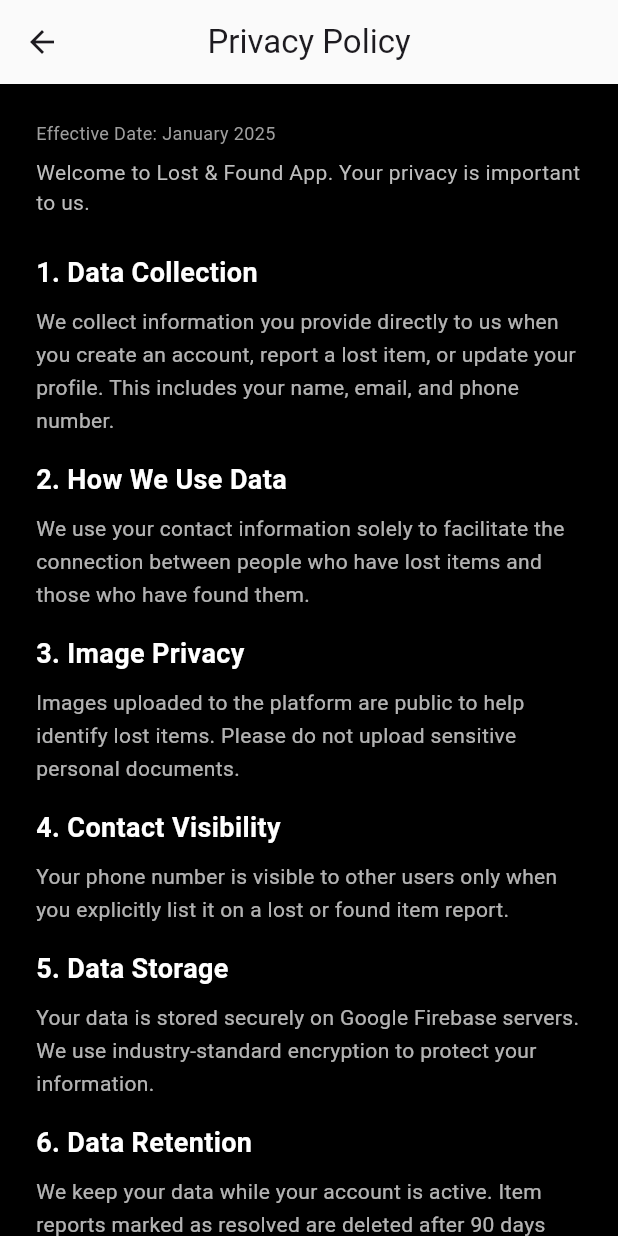
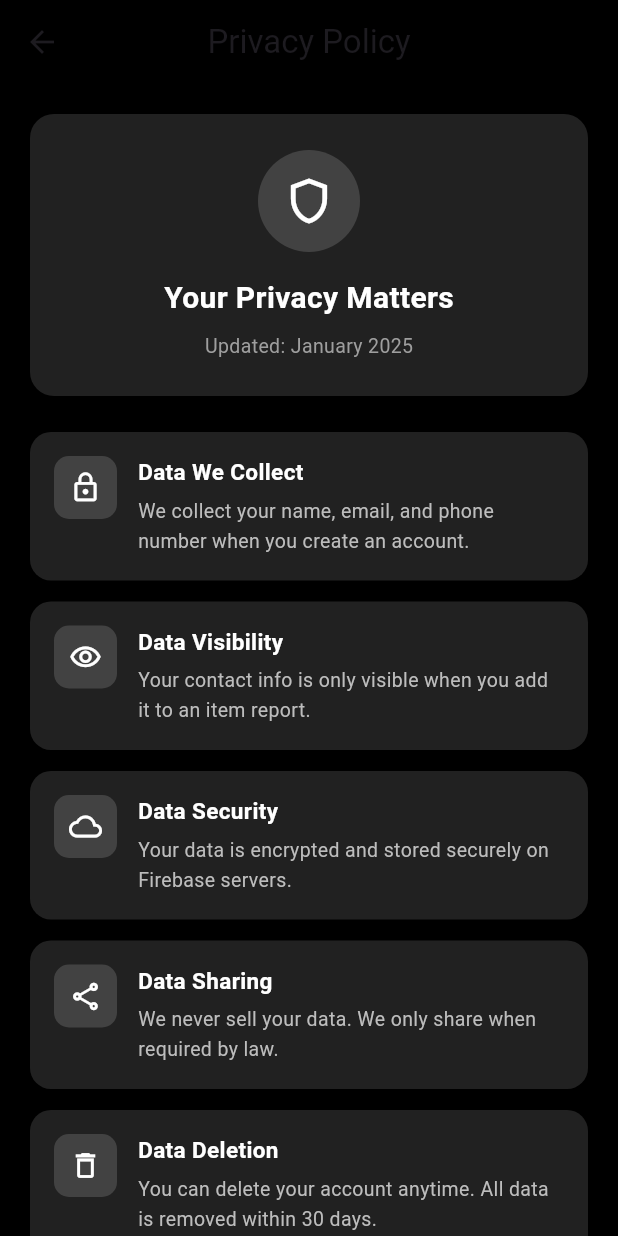
Before and after one commit to Kavi-Z/Lost_And_Found_Mobile_App, a Flutter app: the PrivacyPolicyPage screen opened directly, on a phone screen of 412 x 824 dp. Run offline on Flutter 3.47's test engine with Material 3 defaults, Android fonts, the phone set to English and light mode, and no system bars; our stand-ins replace cached_network_image, cloud_firestore, firebase_auth, firebase_core, firebase_storage, image_picker and 1 more; accounts and stored records are empty.

Commit message:
Update new privacy and policy

```diff
--- a/lost_found_mobile/lost_found/lib/screens/home/privacy_policy.dart
+++ b/lost_found_mobile/lost_found/lib/screens/home/privacy_policy.dart
@@ -2,215 +2,196 @@ import 'package:flutter/material.dart';
 
 class PrivacyPolicyPage extends StatelessWidget {
   const PrivacyPolicyPage({super.key});
+
+  final List<Map<String, dynamic>> _sections = const [
+    {
+      'icon': Icons.lock_outline,
+      'title': 'Data We Collect',
+      'content': 'We collect your name, email, and phone number when you create an account.',
+    },
+    {
+      'icon': Icons.visibility_outlined,
+      'title': 'Data Visibility',
+      'content': 'Your contact info is only visible when you add it to an item report.',
+    },
+    {
+      'icon': Icons.cloud_outlined,
+      'title': 'Data Security',
+      'content': 'Your data is encrypted and stored securely on Firebase servers.',
+    },
+    {
+      'icon': Icons.share_outlined,
+      'title': 'Data Sharing',
+      'content': 'We never sell your data. We only share when required by law.',
+    },
+    {
+      'icon': Icons.delete_outline,
+      'title': 'Data Deletion',
+      'content': 'You can delete your account anytime. All data is removed within 30 days.',
+    },
+    {
+      'icon': Icons.location_on_outlined,
+      'title': 'Location',
+      'content': 'We only collect location when you add it to reports. No background tracking.',
+    },
+  ];
 
   @override
   Widget build(BuildContext context) {
     return Scaffold(
       backgroundColor: Colors.black,
       appBar: AppBar(
-        title: const Text("Privacy Policy"),
-        backgroundColor: const Color.fromARGB(255, 250, 250, 250),
+        backgroundColor: Colors.black,
+        title: const Text('Privacy Policy'),
         centerTitle: true,
+        elevation: 0,
       ),
-      body: SingleChildScrollView(
+      body: ListView(
+        padding: const EdgeInsets.all(20),
+        children: [
+          // Header
+          Container(
             padding: const EdgeInsets.all(24),
+            decoration: BoxDecoration(
+              color: Colors.grey[900],
+              borderRadius: BorderRadius.circular(16),
+            ),
+            child: Column(
+              children: [
+                Container(
+                  padding: const EdgeInsets.all(16),
+                  decoration: BoxDecoration(
+                    color: Colors.grey[800],
+                    shape: BoxShape.circle,
+                  ),
+                  child: const Icon(Icons.shield_outlined, color: Colors.white, size: 36),
+                ),
+                const SizedBox(height: 16),
+                const Text(
+                  'Your Privacy Matters',
+                  style: TextStyle(color: Colors.white, fontSize: 20, fontWeight: FontWeight.bold),
+                ),
+                const SizedBox(height: 8),
+                Text(
+                  'Updated: January 2025',
+                  style: TextStyle(color: Colors.grey[500], fontSize: 13),
+                ),
+              ],
+            ),
+          ),
+          const SizedBox(height: 24),
+
+          // Sections
+          ..._sections.map((section) => _buildSection(
+                icon: section['icon'],
+                title: section['title'],
+                content: section['content'],
+              )),
+
+          const SizedBox(height: 16),
+
+          // Contact
+          Container(
+            padding: const EdgeInsets.all(18),
+            decoration: BoxDecoration(
+              color: Colors.grey[900],
+              borderRadius: BorderRadius.circular(14),
+            ),
+            child: Row(
+              children: [
+                Icon(Icons.mail_outline, color: Colors.grey[500], size: 24),
+                const SizedBox(width: 14),
+                Expanded(
                   child: Column(
                     crossAxisAlignment: CrossAxisAlignment.start,
                     children: [
-            // Introduction
-            Text(
-              'Effective Date: January 2025',
-              style: TextStyle(color: Colors.grey[500], fontSize: 12),
+                      const Text('Questions?', style: TextStyle(color: Colors.white, fontSize: 15, fontWeight: FontWeight.w600)),
+                      const SizedBox(height: 4),
+                      Text('support@lostandfound.app', style: TextStyle(color: Colors.grey[500], fontSize: 13)),
+                    ],
                   ),
-            const SizedBox(height: 8),
-            Text(
-              'Welcome to Lost & Found App. Your privacy is important to us.',
-              style: TextStyle(color: Colors.grey[400], fontSize: 14),
                 ),
-            const SizedBox(height: 8),
+              ],
+            ),
+          ),
+          const SizedBox(height: 16),
 
-            // Section 1
-            _sectionTitle("1. Data Collection"),
-            _sectionContent(
-              "We collect information you provide directly to us when you create an account, report a lost item, or update your profile. This includes your name, email, and phone number.",
-            ),
-
-            // Section 2
-            _sectionTitle("2. How We Use Data"),
-            _sectionContent(
-              "We use your contact information solely to facilitate the connection between people who have lost items and those who have found them.",
-            ),
-
-            // Section 3
-            _sectionTitle("3. Image Privacy"),
-            _sectionContent(
-              "Images uploaded to the platform are public to help identify lost items. Please do not upload sensitive personal documents.",
-            ),
-
-            // Section 4
-            _sectionTitle("4. Contact Visibility"),
-            _sectionContent(
-              "Your phone number is visible to other users only when you explicitly list it on a lost or found item report.",
-            ),
-
-            // Section 5
-            _sectionTitle("5. Data Storage"),
-            _sectionContent(
-              "Your data is stored securely on Google Firebase servers. We use industry-standard encryption to protect your information.",
-            ),
-
-            // Section 6
-            _sectionTitle("6. Data Retention"),
-            _sectionContent(
-              "We keep your data while your account is active. Item reports marked as resolved are deleted after 90 days automatically.",
-            ),
-
-            // Section 7
-            _sectionTitle("7. Third-Party Services"),
-            _sectionContent(
-              "We use Firebase for login and database, and Cloudinary for image storage. These services follow their own privacy policies.",
-            ),
-
-            // Section 8
-            _sectionTitle("8. Location Information"),
-            _sectionContent(
-              "We only collect location when you add it to an item report. We never track your location in the background.",
-            ),
-
-            // Section 9
-            _sectionTitle("9. Account Security"),
-            _sectionContent(
-              "Keep your password safe and private. Use a strong password with letters, numbers, and symbols. Never share your login details.",
-            ),
-
-            // Section 10
-            _sectionTitle("10. Children's Privacy"),
-            _sectionContent(
-              "This app is not for children under 13 years old. We do not knowingly collect information from children.",
-            ),
-
-            // Section 11
-            _sectionTitle("11. Data Sharing"),
-            _sectionContent(
-              "We never sell or rent your personal data. We only share data when required by law or to protect user safety.",
-            ),
-
-            // Section 12
-            _sectionTitle("12. Your Rights"),
-            _sectionContent(
-              "You can view, edit, download, or delete your personal data anytime. Go to Profile Settings to manage your information.",
-            ),
-
-            // Section 13
-            _sectionTitle("13. Account Deletion"),
-            _sectionContent(
-              "You can delete your account from Profile Settings. All your data will be permanently removed within 30 days.",
-            ),
-
-            // Section 14
-            _sectionTitle("14. Cookies"),
-            _sectionContent(
-              "We use essential cookies to keep you logged in. We do not use cookies for advertising or tracking.",
-            ),
-
-            // Section 15
-            _sectionTitle("15. Notifications"),
-            _sectionContent(
-              "We may send you notifications about your items or account. You can turn off notifications in your device settings.",
-            ),
-
-            // Section 16
-            _sectionTitle("16. Policy Updates"),
-            _sectionContent(
-              "We may update this policy from time to time. We will notify you of any major changes through the app or email.",
-            ),
-
-            // Section 17
-            _sectionTitle("17. Disclaimer"),
-            _sectionContent(
-              "We are not responsible for items lost, stolen, or damaged. Users are responsible for verifying item ownership before returning.",
-            ),
-
-            // Section 18
-            _sectionTitle("18. Contact Us"),
-            _sectionContent(
-              "For any privacy questions or concerns, please email us at support@lostandfound.app. We respond within 48 hours.",
-            ),
-
-            const SizedBox(height: 32),
-
-            // Agreement Box
+          // Agreement
           Container(
             padding: const EdgeInsets.all(16),
             decoration: BoxDecoration(
-                color: Colors.grey[900],
+              color: Colors.green.withOpacity(0.1),
               borderRadius: BorderRadius.circular(12),
             ),
             child: Row(
               children: [
-                  Icon(Icons.check_circle_outline, color: Colors.green[400]),
+                const Icon(Icons.check_circle_outline, color: Colors.green, size: 22),
                 const SizedBox(width: 12),
                 Expanded(
                   child: Text(
-                      'By using this app, you agree to this Privacy Policy.',
+                    'By using this app, you agree to this privacy policy.',
                     style: TextStyle(color: Colors.grey[400], fontSize: 13),
                   ),
                 ),
               ],
             ),
           ),
-
-            const SizedBox(height: 40),
+          const SizedBox(height: 24),
 
           // Footer
           Center(
-              child: Column(
-                children: [
-                  Text(
-                    'Lost & Found App',
+            child: Text(
+              'Version 1.0.0',
               style: TextStyle(color: Colors.grey[600], fontSize: 12),
-                  ),
-                  const SizedBox(height: 4),
-                  Text(
-                    'Last updated: January 2025',
-                    style: TextStyle(color: Colors.grey[500], fontSize: 12),
-                  ),
-                  const SizedBox(height: 4),
-                  Text(
-                    'Version 1.0.0',
-                    style: TextStyle(color: Colors.grey[600], fontSize: 11),
-                  ),
-                ],
             ),
           ),
           const SizedBox(height: 20),
         ],
       ),
-      ),
     );
   }
 
-  Widget _sectionTitle(String title) {
-    return Padding(
-      padding: const EdgeInsets.only(bottom: 8, top: 16),
-      child: Text(
+  Widget _buildSection({
+    required IconData icon,
+    required String title,
+    required String content,
+  }) {
+    return Container(
+      margin: const EdgeInsets.only(bottom: 14),
+      padding: const EdgeInsets.all(16),
+      decoration: BoxDecoration(
+        color: Colors.grey[900],
+        borderRadius: BorderRadius.circular(14),
+      ),
+      child: Row(
+        crossAxisAlignment: CrossAxisAlignment.start,
+        children: [
+          Container(
+            padding: const EdgeInsets.all(10),
+            decoration: BoxDecoration(
+              color: Colors.grey[800],
+              borderRadius: BorderRadius.circular(10),
+            ),
+            child: Icon(icon, color: Colors.white, size: 22),
+          ),
+          const SizedBox(width: 14),
+          Expanded(
+            child: Column(
+              crossAxisAlignment: CrossAxisAlignment.start,
+              children: [
+                Text(
                   title,
-        style: const TextStyle(
-          color: Colors.white,
-          fontSize: 18,
-          fontWeight: FontWeight.bold,
+                  style: const TextStyle(color: Colors.white, fontSize: 15, fontWeight: FontWeight.w600),
+                ),
+                const SizedBox(height: 6),
+                Text(
+                  content,
+                  style: TextStyle(color: Colors.grey[400], fontSize: 13, height: 1.5),
+                ),
+              ],
             ),
           ),
-    );
-  }
-
-  Widget _sectionContent(String content) {
-    return Text(
-      content,
-      style: const TextStyle(
-        color: Colors.white70,
-        fontSize: 14,
-        height: 1.6,
+        ],
       ),
     );
   }
```
Lines whose indentation alone changed are shown as unchanged.
